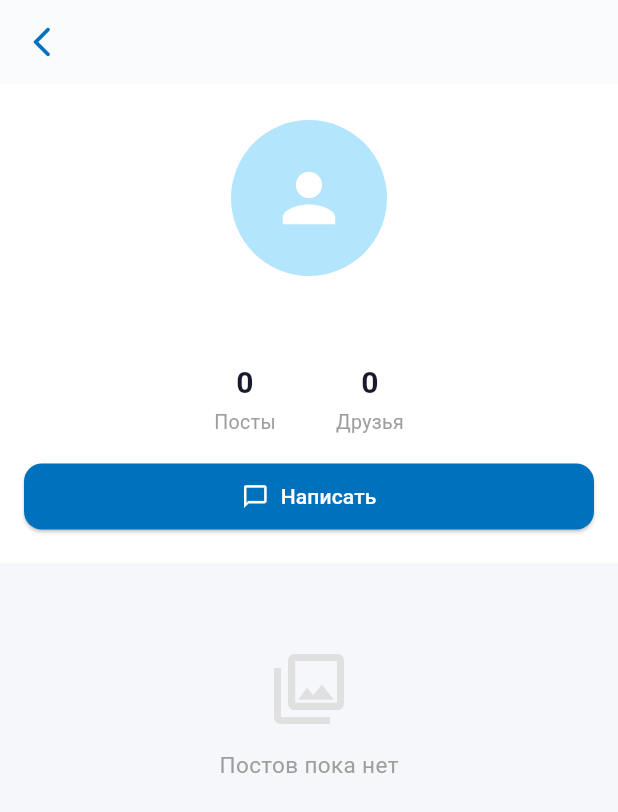
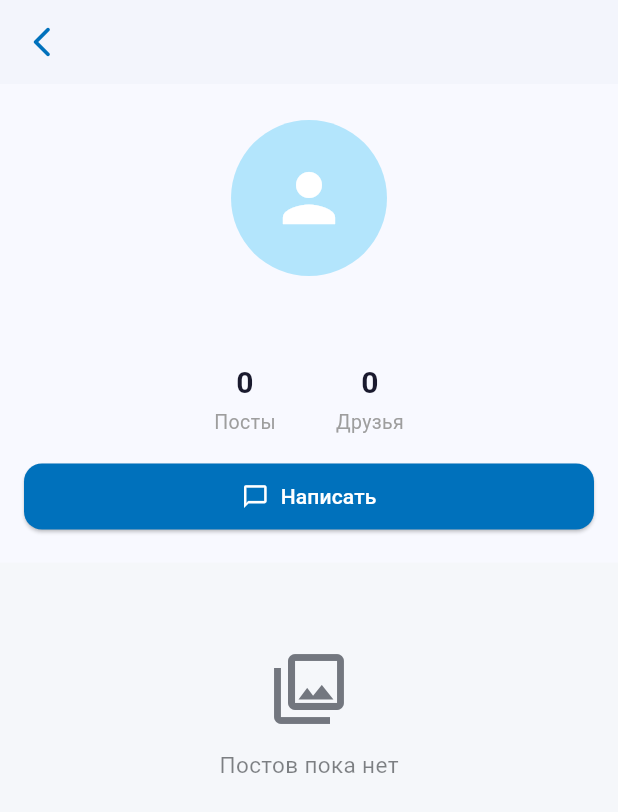
Before and after one commit to whaleopop/players_clique, a Flutter app: the Profile_Player screen opened directly with empty values, on a phone screen of 412 x 824 dp. Shown: the top 812 px of the screen. Run offline on Flutter 3.47's test engine with Material 3 defaults, Android fonts, the light colour scheme and no system bars; our stand-ins replace cloud_firestore, curved_navigation_bar, file_picker, firebase_auth, firebase_core, firebase_storage and 3 more; missing offline and left inert: dart:js_interop; accounts and stored records are empty.

```diff
--- a/lib/src/pages/home_page.dart
+++ b/lib/src/pages/home_page.dart
@@ -46,10 +46,11 @@ class _MyHomePage extends State<MyHomePage> {
 
   @override
   Widget build(BuildContext context) {
+    final bg = Theme.of(context).scaffoldBackgroundColor;
     return Scaffold(
-      backgroundColor: const Color(0xFFF5F7FA),
+      backgroundColor: bg,
       bottomNavigationBar: CurvedNavigationBar(
-        backgroundColor: const Color(0xFFF5F7FA),
+        backgroundColor: bg,
         animationDuration: const Duration(milliseconds: 300),
         color: const Color(0xFF0071BC),
         buttonBackgroundColor: const Color(0xFF29ABE2),
--- a/lib/src/pages/screans/message_page.dart
+++ b/lib/src/pages/screans/message_page.dart
@@ -38,7 +38,7 @@ class _Message_Page extends State<Message_Page> with AutomaticKeepAliveClientMix
     final currentUid = _auth.currentUser!.uid;
     return SafeArea(
       child: Scaffold(
-        backgroundColor: const Color(0xFFF0F4F8),
+        backgroundColor: Theme.of(context).scaffoldBackgroundColor,
         body: Column(
           children: [
             Padding(
@@ -56,7 +56,7 @@ class _Message_Page extends State<Message_Page> with AutomaticKeepAliveClientMix
                         )
                       : null,
                   filled: true,
-                  fillColor: Colors.white,
+                  fillColor: Theme.of(context).colorScheme.surface,
                   contentPadding: const EdgeInsets.symmetric(vertical: 0),
                   border: OutlineInputBorder(
                     borderRadius: BorderRadius.circular(24),
--- a/lib/src/pages/screans/posts_page.dart
+++ b/lib/src/pages/screans/posts_page.dart
@@ -77,7 +77,7 @@ class _Posts_Page extends State<Posts_Page> with AutomaticKeepAliveClientMixin {
     super.build(context);
     return SafeArea(
       child: Scaffold(
-        backgroundColor: const Color(0xFFF5F7FA),
+        backgroundColor: Theme.of(context).scaffoldBackgroundColor,
         body: RefreshIndicator(
           onRefresh: _refresh,
           child: CustomScrollView(
@@ -177,7 +177,7 @@ class _Posts_Page extends State<Posts_Page> with AutomaticKeepAliveClientMixin {
             }).length ??
             0;
         return Container(
-          color: Colors.white,
+          color: Theme.of(context).colorScheme.surface,
           padding: const EdgeInsets.symmetric(horizontal: 16, vertical: 10),
           child: Row(
             children: [
--- a/lib/src/pages/screans/profile_sub_screen/profile_player.dart
+++ b/lib/src/pages/screans/profile_sub_screen/profile_player.dart
@@ -81,9 +81,9 @@ class _ProfilePlayerState extends State<Profile_Player> {
     final friends = List<String>.from(_userData['friends'] ?? []);
 
     return Scaffold(
-      backgroundColor: const Color(0xFFF5F7FA),
+      backgroundColor: Theme.of(context).scaffoldBackgroundColor,
       appBar: AppBar(
-        backgroundColor: Colors.white,
+        backgroundColor: Theme.of(context).colorScheme.surface,
         elevation: 0.5,
         leading: IconButton(
           icon: const Icon(Icons.arrow_back_ios_new_rounded,
@@ -92,8 +92,8 @@ class _ProfilePlayerState extends State<Profile_Player> {
         ),
         title: Text(
           fio,
-          style: const TextStyle(
-            color: Color(0xFF1A1A2E),
+          style: TextStyle(
+            color: Theme.of(context).colorScheme.onSurface,
             fontWeight: FontWeight.bold,
             fontSize: 17,
           ),
@@ -105,7 +105,7 @@ class _ProfilePlayerState extends State<Profile_Player> {
           children: [
             // --- Header card ---
             Container(
-              color: Colors.white,
+              color: Theme.of(context).colorScheme.surface,
               padding: const EdgeInsets.fromLTRB(16, 24, 16, 20),
               child: Column(
                 children: [
@@ -124,10 +124,10 @@ class _ProfilePlayerState extends State<Profile_Player> {
                   const SizedBox(height: 12),
                   Text(
                     fio,
-                    style: const TextStyle(
+                    style: TextStyle(
                       fontSize: 20,
                       fontWeight: FontWeight.bold,
-                      color: Color(0xFF1A1A2E),
+                      color: Theme.of(context).colorScheme.onSurface,
                     ),
                   ),
                   const SizedBox(height: 16),
@@ -174,12 +174,12 @@ class _ProfilePlayerState extends State<Profile_Player> {
                 child: Column(
                   children: [
                     Icon(Icons.photo_library_outlined,
-                        size: 56, color: Colors.grey.shade300),
+                        size: 56, color: Theme.of(context).colorScheme.outline),
                     const SizedBox(height: 12),
                     Text(
                       'Постов пока нет',
                       style: TextStyle(
-                          color: Colors.grey.shade500, fontSize: 15),
+                          color: Theme.of(context).colorScheme.onSurface.withValues(alpha: 0.55), fontSize: 15),
                     ),
                   ],
                 ),
```
Also changed, not shown: lib/src/components/messages/chat_bubble.dart (+8 -7 lines), lib/src/components/messages/message_user.dart (+5 -5 lines), lib/src/components/my_text_field.dart (+5 -4 lines), lib/src/components/posts/comments_sheet.dart (+4 -4 lines), lib/src/components/posts/lenta_post.dart (+7 -6 lines), lib/src/pages/screans/chat/chat_page.dart (+6 -5 lines), lib/src/pages/screans/profile_page.dart (+4 -4 lines).
